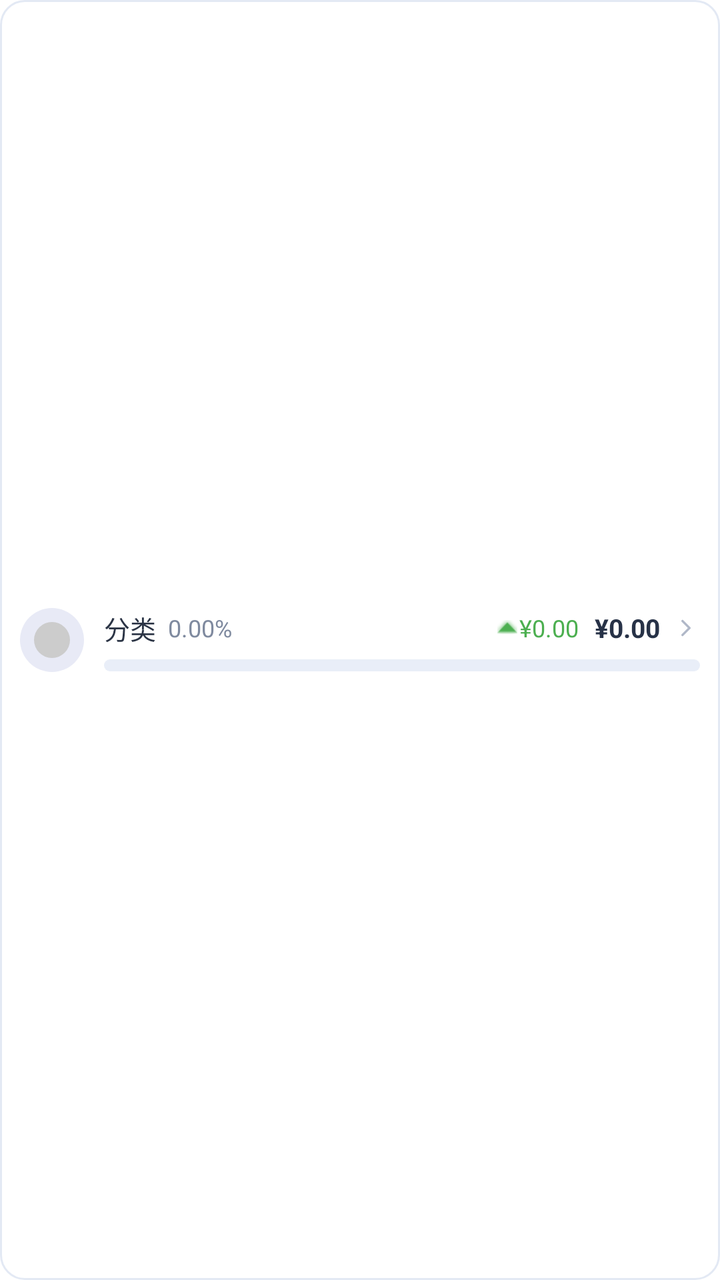
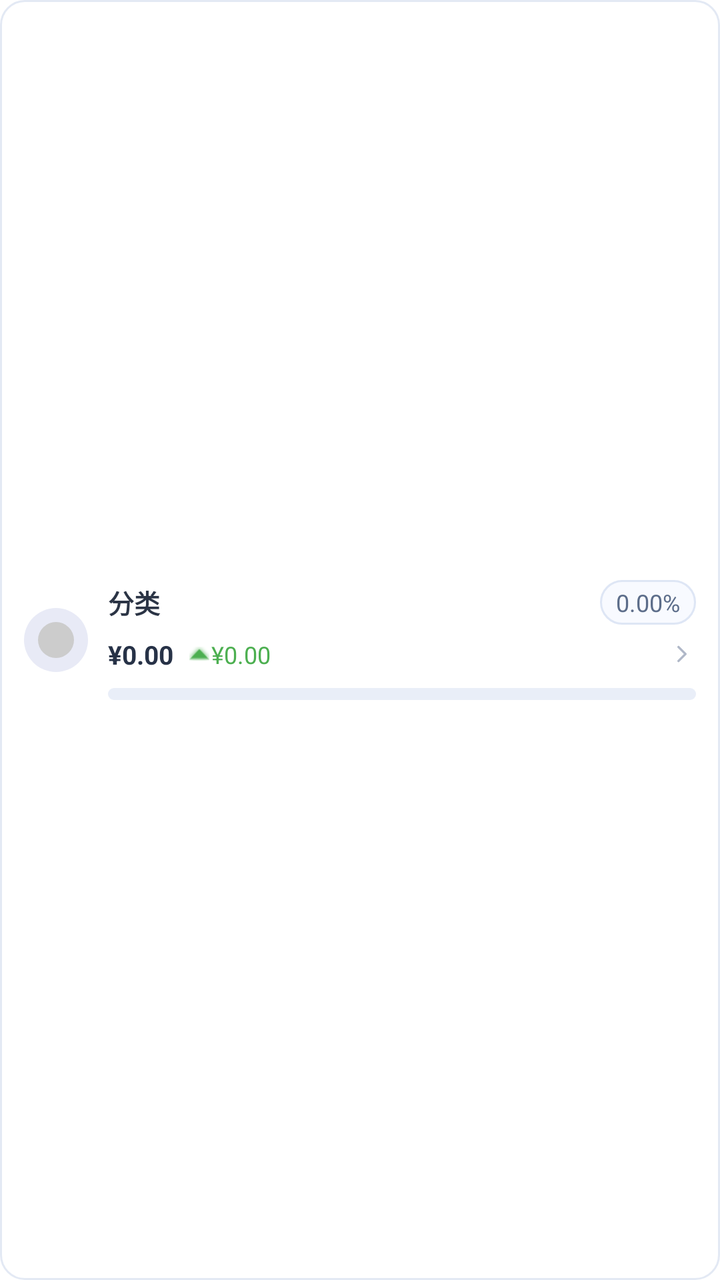

Compare the two renders of this Android layout. The source of the first and the diff that turns it into the second are given below.
<!-- AndroidManifest.xml: application theme Theme.FlipAccounting -->
<!-- res/layout/item_stats_category.xml -->
<?xml version="1.0" encoding="utf-8"?>
<LinearLayout xmlns:android="http://schemas.android.com/apk/res/android"
    xmlns:app="http://schemas.android.com/apk/res-auto"
    android:layout_width="match_parent"
    android:layout_height="wrap_content"
    android:layout_marginBottom="8dp"
    android:background="@drawable/bg_stats_list_item"
    android:clickable="true"
    android:focusable="true"
    android:foreground="?attr/selectableItemBackground"
    android:gravity="center_vertical"
    android:orientation="horizontal"
    android:paddingHorizontal="10dp"
    android:paddingVertical="10dp">

    <ImageView
        android:id="@+id/iv_category_icon"
        android:layout_width="@dimen/icon_size_32"
        android:layout_height="@dimen/icon_size_32"
        android:background="@drawable/bg_circle_soft"
        android:padding="7dp"
        android:src="@drawable/ic_placeholder" />

    <LinearLayout
        android:layout_width="0dp"
        android:layout_height="wrap_content"
        android:layout_marginStart="10dp"
        android:layout_weight="1"
        android:orientation="vertical">

        <LinearLayout
            android:layout_width="match_parent"
            android:layout_height="wrap_content"
            android:gravity="center_vertical"
            android:orientation="horizontal">

            <TextView
                android:id="@+id/tv_category_name"
                android:layout_width="wrap_content"
                android:layout_height="wrap_content"
                android:text="分类"
                android:textColor="#2B3445"
                android:textSize="@dimen/text_size_13" />

            <TextView
                android:id="@+id/tv_category_percent"
                android:layout_width="0dp"
                android:layout_height="wrap_content"
                android:layout_marginStart="6dp"
                android:layout_weight="1"
                android:text="0.00%"
                android:textColor="#7F8A9F"
                android:textSize="@dimen/text_size_11" />

            <LinearLayout
                android:id="@+id/ll_comparison"
                android:layout_width="wrap_content"
                android:layout_height="wrap_content"
                android:layout_marginEnd="8dp"
                android:gravity="center_vertical"
                android:orientation="horizontal">

                <ImageView
                    android:id="@+id/iv_comparison_arrow"
                    android:layout_width="@dimen/icon_size_10"
                    android:layout_height="@dimen/icon_size_10"
                    android:src="@android:drawable/arrow_up_float"
                    app:tint="#4CAF50" />

                <TextView
                    android:id="@+id/tv_comparison_amount"
                    android:layout_width="wrap_content"
                    android:layout_height="wrap_content"
                    android:layout_marginStart="1dp"
                    android:text="¥0.00"
                    android:textColor="#4CAF50"
                    android:textSize="@dimen/text_size_11" />
            </LinearLayout>

            <TextView
                android:id="@+id/tv_category_amount"
                android:layout_width="wrap_content"
                android:layout_height="wrap_content"
                android:text="¥0.00"
                android:textColor="#273247"
                android:textSize="@dimen/text_size_13"
                android:textStyle="bold" />

            <ImageView
                android:layout_width="@dimen/icon_size_14"
                android:layout_height="@dimen/icon_size_14"
                android:layout_marginStart="6dp"
                android:src="@drawable/ic_chevron_right"
                app:tint="#B0B8C8" />
        </LinearLayout>

        <ProgressBar
            android:id="@+id/pb_category_percent"
            style="@android:style/Widget.ProgressBar.Horizontal"
            android:layout_width="match_parent"
            android:layout_height="6dp"
            android:layout_marginTop="6dp"
            android:max="100"
            android:progress="0"
            android:progressDrawable="@drawable/bg_stats_progress" />
    </LinearLayout>

</LinearLayout>
<!-- resources referenced by this layout -->
<resources>
  <dimen name="icon_size_10">10dp</dimen>
  <dimen name="icon_size_14">14dp</dimen>
  <dimen name="icon_size_32">32dp</dimen>
  <dimen name="text_size_11">12sp</dimen>
  <dimen name="text_size_13">13sp</dimen>
  <!-- drawable bg_circle_soft (drawable) -->
  <?xml version="1.0" encoding="utf-8"?>
  <shape xmlns:android="http://schemas.android.com/apk/res/android"
      android:shape="oval">
      <solid android:color="#E8EAF6" /> 
  </shape>
  <!-- drawable bg_stats_list_item (drawable) -->
  <?xml version="1.0" encoding="utf-8"?>
  <shape xmlns:android="http://schemas.android.com/apk/res/android">
      <solid android:color="#FFFFFF" />
      <corners android:radius="12dp" />
      <stroke
          android:width="1dp"
          android:color="#E3E9F4" />
  </shape>
  <!-- drawable bg_stats_progress (drawable) -->
  <?xml version="1.0" encoding="utf-8"?>
  <layer-list xmlns:android="http://schemas.android.com/apk/res/android">
      <item android:id="@android:id/background">
          <shape>
              <corners android:radius="3dp" />
              <solid android:color="#E9EEF8" />
          </shape>
      </item>
  
      <item android:id="@android:id/progress">
          <clip>
              <shape>
                  <corners android:radius="3dp" />
                  <solid android:color="#4D7BFF" />
              </shape>
          </clip>
      </item>
  </layer-list>
  <!-- drawable ic_chevron_right (drawable) -->
  <vector xmlns:android="http://schemas.android.com/apk/res/android"
      android:width="24dp"
      android:height="24dp"
      android:viewportWidth="24"
      android:viewportHeight="24">
      <path
          android:strokeColor="#333333"
          android:strokeWidth="2"
          android:strokeLineCap="round"
          android:strokeLineJoin="round"
          android:pathData="M9,6l6,6l-6,6" />
  </vector>
  <!-- drawable ic_placeholder (drawable) -->
  <?xml version="1.0" encoding="utf-8"?>
  <shape xmlns:android="http://schemas.android.com/apk/res/android"
      android:shape="oval">
      
      <solid android:color="#CCCCCC" />
  
      
      <size
          android:width="100dp"
          android:height="100dp" />
  </shape>
  <style name="Theme.FlipAccounting" parent="Theme.MaterialComponents.DayNight.NoActionBar">
          
          <item name="colorPrimary">#5C6BC0</item>
          <item name="colorPrimaryVariant">#3F51B5</item>
          <item name="colorOnPrimary">#FFFFFF</item>
          
          <item name="colorSecondary">#FF4081</item>
          <item name="colorSecondaryVariant">#F50057</item>
          <item name="colorOnSecondary">#FFFFFF</item>
  
          
          <item name="android:statusBarColor">#F5F7FA</item>
          <item name="android:windowLightStatusBar">true</item>
      </style>
</resources>

<!-- the commit's change to res/layout/item_stats_category.xml (unified diff, before → after) -->
@@ -3,15 +3,15 @@
     xmlns:app="http://schemas.android.com/apk/res-auto"
     android:layout_width="match_parent"
     android:layout_height="wrap_content"
-    android:layout_marginBottom="8dp"
+    android:layout_marginBottom="10dp"
     android:background="@drawable/bg_stats_list_item"
     android:clickable="true"
     android:focusable="true"
     android:foreground="?attr/selectableItemBackground"
     android:gravity="center_vertical"
     android:orientation="horizontal"
-    android:paddingHorizontal="10dp"
-    android:paddingVertical="10dp">
+    android:paddingHorizontal="12dp"
+    android:paddingVertical="12dp">
 
     <ImageView
         android:id="@+id/iv_category_icon"
@@ -36,27 +36,48 @@
 
             <TextView
                 android:id="@+id/tv_category_name"
-                android:layout_width="wrap_content"
+                android:layout_width="0dp"
                 android:layout_height="wrap_content"
+                android:layout_weight="1"
                 android:text="分类"
                 android:textColor="#2B3445"
-                android:textSize="@dimen/text_size_13" />
+                android:textSize="@dimen/text_size_13"
+                android:textStyle="bold" />
 
             <TextView
                 android:id="@+id/tv_category_percent"
-                android:layout_width="0dp"
+                android:layout_width="wrap_content"
                 android:layout_height="wrap_content"
-                android:layout_marginStart="6dp"
-                android:layout_weight="1"
+                android:background="@drawable/bg_stats_metric_tile"
+                android:paddingHorizontal="8dp"
+                android:paddingVertical="3dp"
                 android:text="0.00%"
-                android:textColor="#7F8A9F"
+                android:textColor="#5C6D8A"
                 android:textSize="@dimen/text_size_11" />
+        </LinearLayout>
+
+        <LinearLayout
+            android:layout_width="match_parent"
+            android:layout_height="wrap_content"
+            android:layout_marginTop="6dp"
+            android:gravity="center_vertical"
+            android:orientation="horizontal">
+
+            <TextView
+                android:id="@+id/tv_category_amount"
+                android:layout_width="wrap_content"
+                android:layout_height="wrap_content"
+                android:text="¥0.00"
+                android:textColor="#273247"
+                android:textSize="@dimen/text_size_13"
+                android:textStyle="bold" />
 
             <LinearLayout
                 android:id="@+id/ll_comparison"
-                android:layout_width="wrap_content"
+                android:layout_width="0dp"
                 android:layout_height="wrap_content"
-                android:layout_marginEnd="8dp"
+                android:layout_marginStart="8dp"
+                android:layout_weight="1"
                 android:gravity="center_vertical"
                 android:orientation="horizontal">
 
@@ -77,15 +98,6 @@
                     android:textSize="@dimen/text_size_11" />
             </LinearLayout>
 
-            <TextView
-                android:id="@+id/tv_category_amount"
-                android:layout_width="wrap_content"
-                android:layout_height="wrap_content"
-                android:text="¥0.00"
-                android:textColor="#273247"
-                android:textSize="@dimen/text_size_13"
-                android:textStyle="bold" />
-
             <ImageView
                 android:layout_width="@dimen/icon_size_14"
                 android:layout_height="@dimen/icon_size_14"
@@ -99,7 +111,7 @@
             style="@android:style/Widget.ProgressBar.Horizontal"
             android:layout_width="match_parent"
             android:layout_height="6dp"
-            android:layout_marginTop="6dp"
+            android:layout_marginTop="8dp"
             android:max="100"
             android:progress="0"
             android:progressDrawable="@drawable/bg_stats_progress" />
<!-- resource entries referenced after the edit -->
@@ -19,6 +19,15 @@
       <stroke
           android:width="1dp"
           android:color="#E3E9F4" />
+  </shape>
+  <!-- drawable bg_stats_metric_tile (drawable) -->
+  <?xml version="1.0" encoding="utf-8"?>
+  <shape xmlns:android="http://schemas.android.com/apk/res/android">
+      <solid android:color="#F8FAFF" />
+      <corners android:radius="12dp" />
+      <stroke
+          android:width="1dp"
+          android:color="#DEE6F5" />
   </shape>
   <!-- drawable bg_stats_progress (drawable) -->
   <?xml version="1.0" encoding="utf-8"?>
